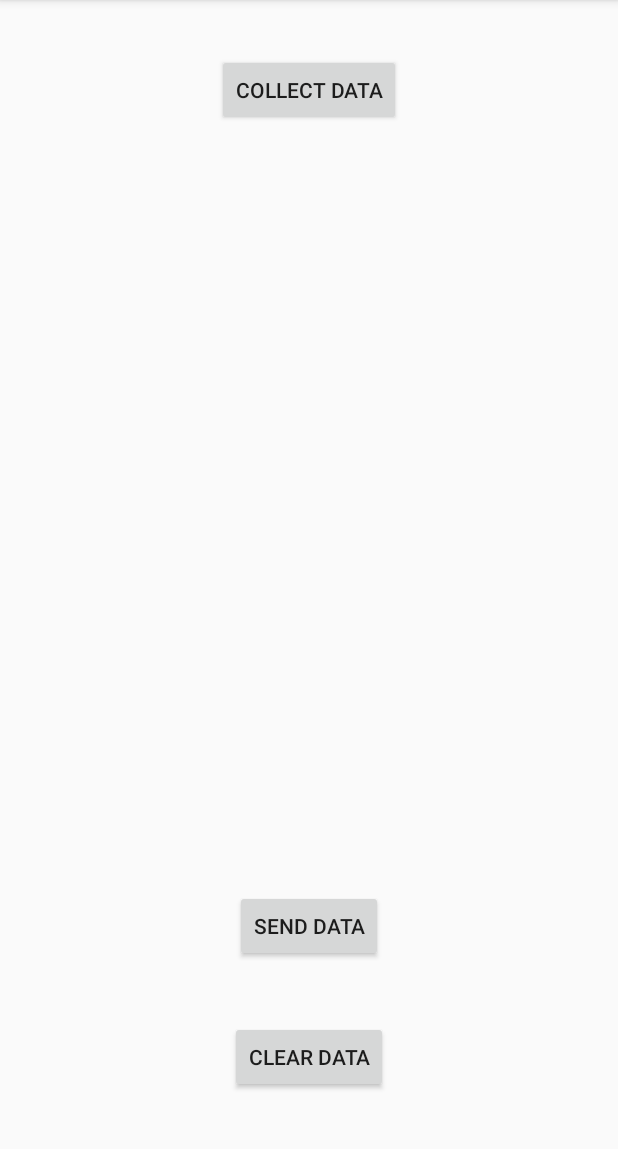
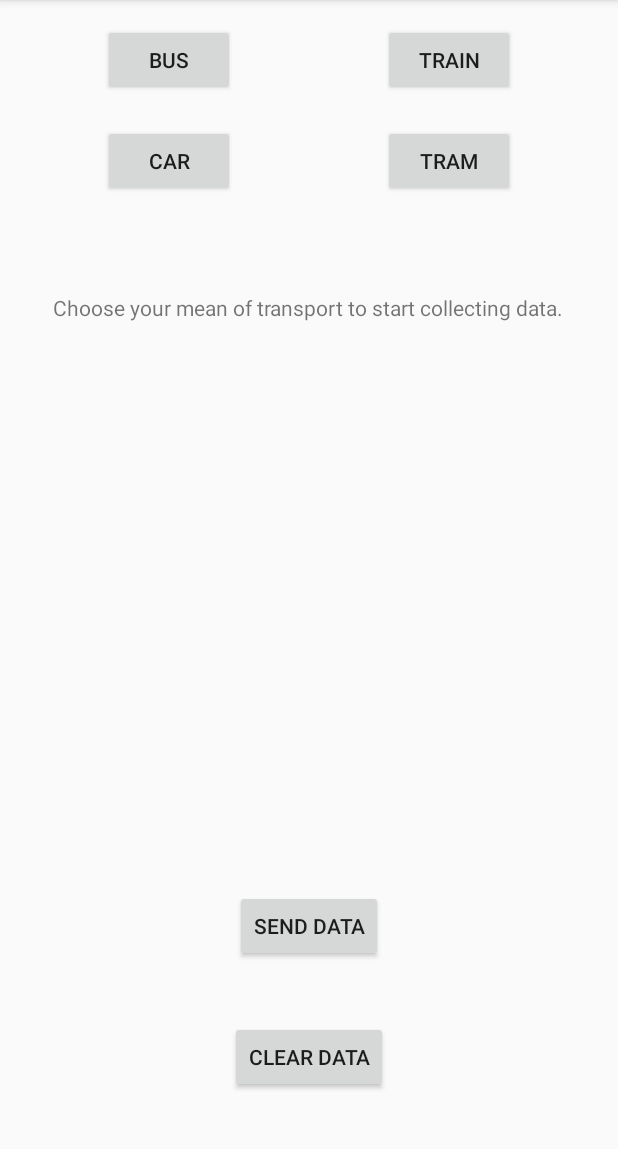
Before and after one commit to JasiuHimself/djddev, an Android app: the screen it shows after launch (CollectorActivity), on a phone screen of 412 x 824 dp, the part 84-1233 px from its top. Run offline under Robolectric (Android 15) with nearby library versions, the phone set to English and light mode, and no system bars.

Commit message:
results in csv, mean of transport info added

```diff
--- a/android/SensorDataCollector/app/src/main/java/com/example/dyzio/sensordatacollector/CollectorActivity.java
+++ b/android/SensorDataCollector/app/src/main/java/com/example/dyzio/sensordatacollector/CollectorActivity.java
@@ -13,6 +13,9 @@ import android.support.v7.app.AppCompatActivity;
 import android.os.Bundle;
 import android.util.Log;
 import android.view.View;
+import android.widget.Button;
+import android.widget.TextView;
+import android.widget.Toast;
 
 import java.io.File;
 import java.io.IOException;
@@ -23,8 +26,10 @@ public class CollectorActivity extends AppCompatActivity implements SensorEventL
     private static final int REQUEST_WRITE_EXTERNAL_STORAGE = 112;
     private static String LOG_TAG = "SensorDataCollectorLog";
     private static String DIR_NAME = "SensorDataCollector";
-    public static int SAMPLING_RATE = 20000;        // time for sample in us
-    public static int TIMESTAMP_DIVIDER = 1000000;  // convert timestamp from ns to ms
+    private static int SAMPLING_RATE = 20000;        // time for sample in us
+    private static int TIMESTAMP_DIVIDER = 1000000;  // convert timestamp from ns to ms
+    private static String STANDBY_MESSAGE = "Choose your mean of transport to start collecting data.";
+    private static String COLLECTING_DATA_MESSAGE = "Collecting data... To stop click on selected mean of transport.";
 
     private File accelerometerFile = null;
     private File gyroscopeFile = null;
@@ -34,11 +39,26 @@ public class CollectorActivity extends AppCompatActivity implements SensorEventL
     private Sensor gyroscope = null;
     private boolean collectingData = false;
     private long firstTimestamp = 0;
+    private String meanOfTransport = "";
+
+    private TextView message;
+    private Button bus;
+    private Button car;
+    private Button train;
+    private Button tram;
 
     @Override
     protected void onCreate(Bundle savedInstanceState) {
         super.onCreate(savedInstanceState);
         setContentView(R.layout.activity_collector);
+
+        message = (TextView) findViewById(R.id.textViewMessage);
+        bus = (Button) findViewById(R.id.buttonCollectBus);
+        car = (Button) findViewById(R.id.buttonCollectCar);
+        train = (Button) findViewById(R.id.buttonCollectTrain);
+        tram = (Button) findViewById(R.id.buttonCollectTram);
+
+        message.setText(STANDBY_MESSAGE);
 
         if (Build.VERSION.SDK_INT >= 23) {
             ActivityCompat.requestPermissions(this, new String[]{Manifest.permission.WRITE_EXTERNAL_STORAGE}, REQUEST_WRITE_EXTERNAL_STORAGE);
@@ -61,7 +81,7 @@ public class CollectorActivity extends AppCompatActivity implements SensorEventL
         }
 
         if (isExternalStorageWritable) {
-            File dir = new File(Environment.getExternalStoragePublicDirectory(Environment.DIRECTORY_DOWNLOADS), DIR_NAME);
+            File dir = new File(Environment.getExternalStoragePublicDirectory(Environment.DIRECTORY_DOCUMENTS), DIR_NAME);
             if (!dir.exists()) {
                 dir.mkdirs();
                 Log.d(LOG_TAG, "Directory created.");
@@ -69,7 +89,7 @@ public class CollectorActivity extends AppCompatActivity implements SensorEventL
                 Log.d(LOG_TAG, "Directory already exists.");
             }
             if (accelerometer != null) {
-                accelerometerFile = new File(Environment.getExternalStoragePublicDirectory(Environment.DIRECTORY_DOWNLOADS) + "/" + DIR_NAME, "accelerometer.txt");
+                accelerometerFile = new File(Environment.getExternalStoragePublicDirectory(Environment.DIRECTORY_DOCUMENTS) + "/" + DIR_NAME, "accelerometer.csv");
                 if (!accelerometerFile.exists()) {
                     try {
                         accelerometerFile.createNewFile();
@@ -82,7 +102,7 @@ public class CollectorActivity extends AppCompatActivity implements SensorEventL
                 }
             }
             if (gyroscope != null) {
-                gyroscopeFile = new File(Environment.getExternalStoragePublicDirectory(Environment.DIRECTORY_DOWNLOADS) + "/" + DIR_NAME, "gyroscope.txt");
+                gyroscopeFile = new File(Environment.getExternalStoragePublicDirectory(Environment.DIRECTORY_DOCUMENTS) + "/" + DIR_NAME, "gyroscope.csv");
                 if (!gyroscopeFile.exists()) {
                     try {
                         gyroscopeFile.createNewFile();
@@ -97,15 +117,61 @@ public class CollectorActivity extends AppCompatActivity implements SensorEventL
         }
     }
 
-    public void onButtonCollectDataClick(View v) {
+    private void toggleCollectingData() {
         collectingData = !collectingData;
 
         if (collectingData) {
             Log.d(LOG_TAG, "Starting collecting data.");
+            message.setText(COLLECTING_DATA_MESSAGE);
         } else {
             Log.d(LOG_TAG, "Stopping collecting data.");
+            message.setText(STANDBY_MESSAGE);
             firstTimestamp = 0;
         }
+    }
+
+    public void onButtonCollectBusClick(View v) {
+        toggleCollectingData();
+
+        int visibility = collectingData ? Button.INVISIBLE : Button.VISIBLE;
+        car.setVisibility(visibility);
+        train.setVisibility(visibility);
+        tram.setVisibility(visibility);
+
+        meanOfTransport = "BUS";
+    }
+
+    public void onButtonCollectCarClick(View v) {
+        toggleCollectingData();
+
+        int visibility = collectingData ? Button.INVISIBLE : Button.VISIBLE;
+        bus.setVisibility(visibility);
+        train.setVisibility(visibility);
+        tram.setVisibility(visibility);
+
+        meanOfTransport = "CAR";
+    }
+
+    public void onButtonCollectTrainClick(View v) {
+        toggleCollectingData();
+
+        int visibility = collectingData ? Button.INVISIBLE : Button.VISIBLE;
+        bus.setVisibility(visibility);
+        car.setVisibility(visibility);
+        tram.setVisibility(visibility);
+
+        meanOfTransport = "TRAIN";
+    }
+
+    public void onButtonCollectTramClick(View v) {
+        toggleCollectingData();
+
+        int visibility = collectingData ? Button.INVISIBLE : Button.VISIBLE;
+        bus.setVisibility(visibility);
+        car.setVisibility(visibility);
+        train.setVisibility(visibility);
+
+        meanOfTransport = "TRAM";
     }
 
     public void onButtonClearDataClick(View v) {
@@ -117,6 +183,8 @@ public class CollectorActivity extends AppCompatActivity implements SensorEventL
             gyroscopeFile.delete();
             Log.d(LOG_TAG, "Gyroscope data file deleted.");
         }
+
+        Toast.makeText(this, "Data deleted.", Toast.LENGTH_SHORT).show();
     }
 
     public void onButtonSendDataClick(View v) {
@@ -127,25 +195,25 @@ public class CollectorActivity extends AppCompatActivity implements SensorEventL
     public void onSensorChanged(SensorEvent event) {
         if (collectingData) {
             if (firstTimestamp == 0) {
-                firstTimestamp = Math.round((double)event.timestamp/TIMESTAMP_DIVIDER);   // convert timestamp to milliseconds
+                firstTimestamp = Math.round((double)event.timestamp/TIMESTAMP_DIVIDER);
             }
             if (event.sensor.equals(accelerometer)) {
                 try {
                     FileWriter fileWriter = new FileWriter(accelerometerFile, true);
-                    fileWriter.append(Math.round((double)event.timestamp/TIMESTAMP_DIVIDER) - firstTimestamp + "," + event.values[0] + "," + event.values[1] + "," + event.values[2] + System.getProperty("line.separator"));
+                    fileWriter.append(meanOfTransport + "," + (Math.round((double)event.timestamp/TIMESTAMP_DIVIDER) - firstTimestamp) + "," + event.values[0] + "," + event.values[1] + "," + event.values[2] + System.getProperty("line.separator"));
                     fileWriter.flush();
                     fileWriter.close();
                 } catch (IOException e) {
-                    Log.e(LOG_TAG, "File write failed: " + e.toString());
+                    Log.e(LOG_TAG, "Write to file failed: " + e.toString());
                 }
             } else if (event.sensor.equals(gyroscope)) {
                 try {
                     FileWriter fileWriter = new FileWriter(gyroscopeFile, true);
-                    fileWriter.append(Math.round((double)event.timestamp/TIMESTAMP_DIVIDER) - firstTimestamp + "," + event.values[0] + "," + event.values[1] + "," + event.values[2] + System.getProperty("line.separator"));
+                    fileWriter.append(meanOfTransport + "," + (Math.round((double)event.timestamp/TIMESTAMP_DIVIDER) - firstTimestamp) + "," + event.values[0] + "," + event.values[1] + "," + event.values[2] + System.getProperty("line.separator"));
                     fileWriter.flush();
                     fileWriter.close();
                 } catch (IOException e) {
-                    Log.e(LOG_TAG, "File write failed: " + e.toString());
+                    Log.e(LOG_TAG, "Write to file failed: " + e.toString());
                 }
             }
         }
--- a/android/SensorDataCollector/app/src/main/res/layout/activity_collector.xml
+++ b/android/SensorDataCollector/app/src/main/res/layout/activity_collector.xml
@@ -9,16 +9,6 @@
     android:paddingRight="@dimen/activity_horizontal_margin"
     android:paddingTop="@dimen/activity_vertical_margin"
     tools:context="com.example.dyzio.sensordatacollector.CollectorActivity">
-
-    <Button
-        android:text="Collect Data"
-        android:layout_width="wrap_content"
-        android:layout_height="wrap_content"
-        android:layout_marginTop="20dp"
-        android:id="@+id/buttonCollectData"
-        android:onClick="onButtonCollectDataClick"
-        android:layout_alignParentTop="true"
-        android:layout_centerHorizontal="true" />
 
     <Button
         android:text="Clear Data"
@@ -39,4 +29,50 @@
         android:layout_above="@+id/buttonClearData"
         android:layout_centerHorizontal="true"
         android:layout_marginBottom="39dp" />
+
+    <Button
+        android:text="Tram"
+        android:layout_width="wrap_content"
+        android:layout_height="wrap_content"
+        android:id="@+id/buttonCollectTram"
+        android:layout_alignBaseline="@+id/buttonCollectCar"
+        android:layout_alignBottom="@+id/buttonCollectCar"
+        android:layout_toEndOf="@+id/buttonSendData"
+        android:onClick="onButtonCollectTramClick" />
+
+    <Button
+        android:text="Train"
+        android:layout_width="wrap_content"
+        android:layout_height="wrap_content"
+        android:id="@+id/buttonCollectTrain"
+        android:layout_alignParentTop="true"
+        android:layout_alignStart="@+id/buttonCollectTram"
+        android:onClick="onButtonCollectTrainClick" />
+
+    <Button
+        android:text="Bus"
+        android:layout_width="wrap_content"
+        android:layout_height="wrap_content"
+        android:id="@+id/buttonCollectBus"
+        android:layout_alignParentTop="true"
+        android:layout_alignStart="@+id/buttonCollectCar"
+        android:onClick="onButtonCollectBusClick" />
+
+    <Button
+        android:text="Car"
+        android:layout_width="wrap_content"
+        android:layout_height="wrap_content"
+        android:id="@+id/buttonCollectCar"
+        android:layout_marginTop="19dp"
+        android:layout_below="@+id/buttonCollectBus"
+        android:layout_toStartOf="@+id/buttonSendData"
+        android:onClick="onButtonCollectCarClick" />
+
+    <TextView
+        android:layout_width="wrap_content"
+        android:layout_height="wrap_content"
+        android:layout_below="@+id/buttonCollectTram"
+        android:layout_centerHorizontal="true"
+        android:layout_marginTop="64dp"
+        android:id="@+id/textViewMessage" />
 </RelativeLayout>
```
